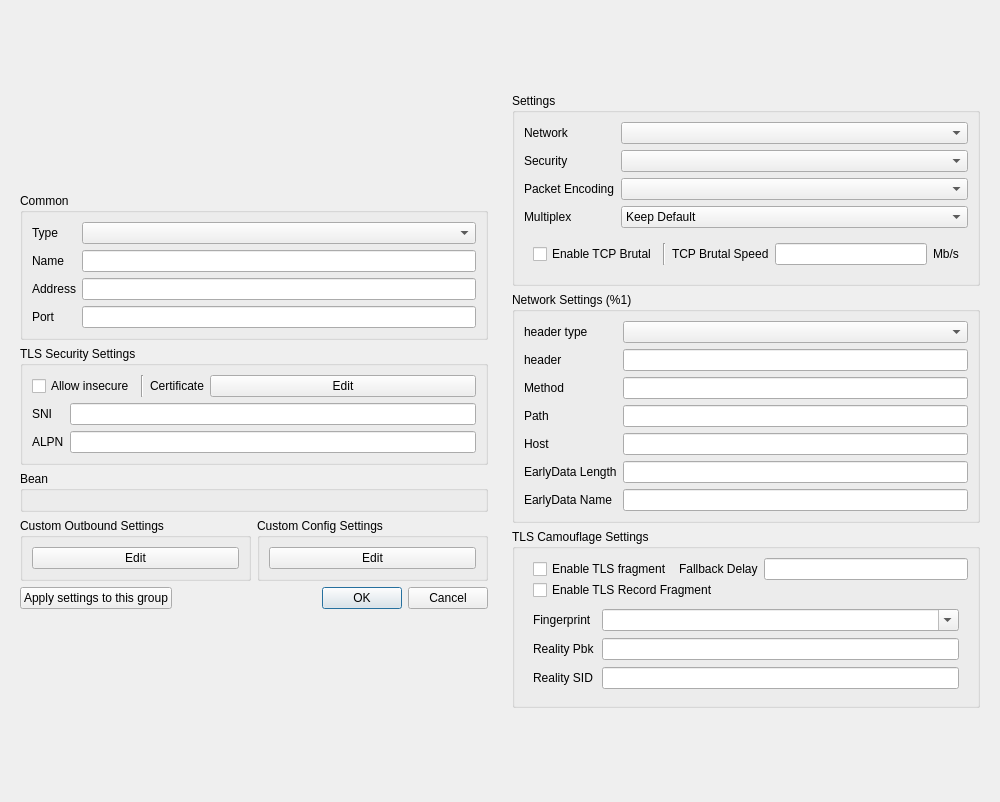
First picture: the form in include/ui/profile/dialog_edit_profile.ui, repository shengmo0210/Throne, before the edit.
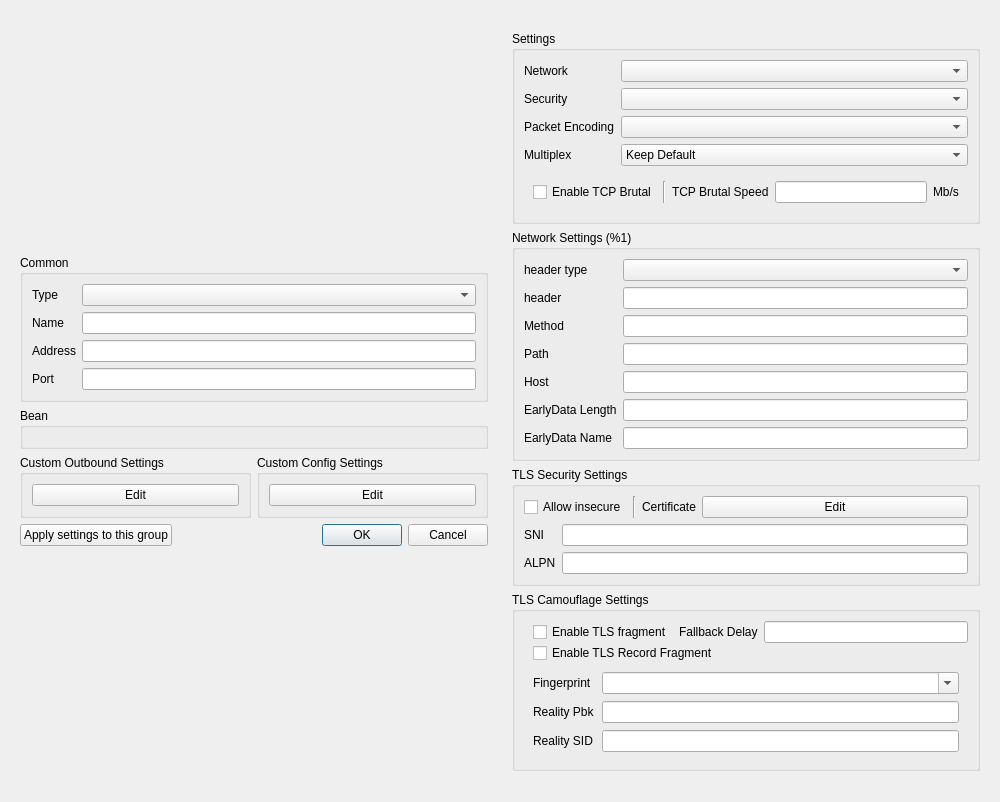
Second picture: the form after the edit. Custom widgets are drawn as their Qt base class.

```diff
--- a/include/ui/profile/dialog_edit_profile.ui
+++ b/include/ui/profile/dialog_edit_profile.ui
@@ -103,101 +103,6 @@
         </layout>
        </widget>
       </item>
-      <item>
-       <widget class="QGroupBox" name="security_box">
-        <property name="sizePolicy">
-         <sizepolicy hsizetype="Preferred" vsizetype="Maximum">
-          <horstretch>0</horstretch>
-          <verstretch>0</verstretch>
-         </sizepolicy>
-        </property>
-        <property name="title">
-         <string>TLS Security Settings</string>
-        </property>
-        <layout class="QVBoxLayout" name="verticalLayout_2">
-         <item>
-          <layout class="QHBoxLayout" name="horizontalLayout">
-           <item>
-            <widget class="QCheckBox" name="insecure">
-             <property name="sizePolicy">
-              <sizepolicy hsizetype="Maximum" vsizetype="Fixed">
-               <horstretch>0</horstretch>
-               <verstretch>0</verstretch>
-              </sizepolicy>
-             </property>
-             <property name="toolTip">
-              <string>When enabled, V2Ray will not check the validity of the TLS certificate provided by the remote host (the security is equivalent to plaintext)</string>
-             </property>
-             <property name="text">
-              <string>Allow insecure</string>
-             </property>
-            </widget>
-           </item>
-           <item>
-            <widget class="Line" name="line">
-             <property name="orientation">
-              <enum>Qt::Orientation::Vertical</enum>
-             </property>
-            </widget>
-           </item>
-           <item>
-            <widget class="QLabel" name="label_6">
-             <property name="sizePolicy">
-              <sizepolicy hsizetype="Maximum" vsizetype="Preferred">
-               <horstretch>0</horstretch>
-               <verstretch>0</verstretch>
-              </sizepolicy>
-             </property>
-             <property name="toolTip">
-              <string notr="true"/>
-             </property>
-             <property name="text">
-              <string>Certificate</string>
-             </property>
-            </widget>
-           </item>
-           <item>
-            <widget class="QPushButton" name="certificate_edit">
-             <property name="text">
-              <string notr="true">Edit</string>
-             </property>
-            </widget>
-           </item>
-          </layout>
-         </item>
-         <item>
-          <layout class="QGridLayout" name="_3">
-           <item row="0" column="1">
-            <widget class="MyLineEdit" name="sni"/>
-           </item>
-           <item row="0" column="0">
-            <widget class="QLabel" name="label_5">
-             <property name="toolTip">
-              <string>Server name indication, clear text.</string>
-             </property>
-             <property name="text">
-              <string notr="true">SNI</string>
-             </property>
-            </widget>
-           </item>
-           <item row="1" column="0">
-            <widget class="QLabel" name="label_8">
-             <property name="toolTip">
-              <string>Application layer protocol negotiation, clear text. Please separate them with commas.</string>
-             </property>
-             <property name="text">
-              <string notr="true">ALPN</string>
-             </property>
-            </widget>
-           </item>
-           <item row="1" column="1">
-            <widget class="MyLineEdit" name="alpn"/>
-           </item>
-          </layout>
-         </item>
-        </layout>
-       </widget>
-      </item>
       <item>
        <widget class="QGroupBox" name="bean">
         <property name="sizePolicy">
@@ -636,6 +541,101 @@
         </layout>
        </widget>
       </item>
+      <item>
+       <widget class="QGroupBox" name="security_box">
+        <property name="sizePolicy">
+         <sizepolicy hsizetype="Preferred" vsizetype="Maximum">
+          <horstretch>0</horstretch>
+          <verstretch>0</verstretch>
+         </sizepolicy>
+        </property>
+        <property name="title">
+         <string>TLS Security Settings</string>
+        </property>
+        <layout class="QVBoxLayout" name="verticalLayout_2">
+         <item>
+          <layout class="QHBoxLayout" name="horizontalLayout">
+           <item>
+            <widget class="QCheckBox" name="insecure">
+             <property name="sizePolicy">
+              <sizepolicy hsizetype="Maximum" vsizetype="Fixed">
+               <horstretch>0</horstretch>
+               <verstretch>0</verstretch>
+              </sizepolicy>
+             </property>
+             <property name="toolTip">
+              <string>When enabled, V2Ray will not check the validity of the TLS certificate provided by the remote host (the security is equivalent to plaintext)</string>
+             </property>
+             <property name="text">
+              <string>Allow insecure</string>
+             </property>
+            </widget>
+           </item>
+           <item>
+            <widget class="Line" name="line">
+             <property name="orientation">
+              <enum>Qt::Orientation::Vertical</enum>
+             </property>
+            </widget>
+           </item>
+           <item>
+            <widget class="QLabel" name="label_6">
+             <property name="sizePolicy">
+              <sizepolicy hsizetype="Maximum" vsizetype="Preferred">
+               <horstretch>0</horstretch>
+               <verstretch>0</verstretch>
+              </sizepolicy>
+             </property>
+             <property name="toolTip">
+              <string notr="true"/>
+             </property>
+             <property name="text">
+              <string>Certificate</string>
+             </property>
+            </widget>
+           </item>
+           <item>
+            <widget class="QPushButton" name="certificate_edit">
+             <property name="text">
+              <string notr="true">Edit</string>
+             </property>
+            </widget>
+           </item>
+          </layout>
+         </item>
+         <item>
+          <layout class="QGridLayout" name="_3">
+           <item row="0" column="1">
+            <widget class="MyLineEdit" name="sni"/>
+           </item>
+           <item row="0" column="0">
+            <widget class="QLabel" name="label_5">
+             <property name="toolTip">
+              <string>Server name indication, clear text.</string>
+             </property>
+             <property name="text">
+              <string notr="true">SNI</string>
+             </property>
+            </widget>
+           </item>
+           <item row="1" column="0">
+            <widget class="QLabel" name="label_8">
+             <property name="toolTip">
+              <string>Application layer protocol negotiation, clear text. Please separate them with commas.</string>
+             </property>
+             <property name="text">
+              <string notr="true">ALPN</string>
+             </property>
+            </widget>
+           </item>
+           <item row="1" column="1">
+            <widget class="MyLineEdit" name="alpn"/>
+           </item>
+          </layout>
+         </item>
+        </layout>
+       </widget>
+      </item>
       <item>
        <widget class="QGroupBox" name="tls_camouflage_box">
         <property name="sizePolicy">
```
Left out of the diff: 11 changed lines with no effect on the pictures.
